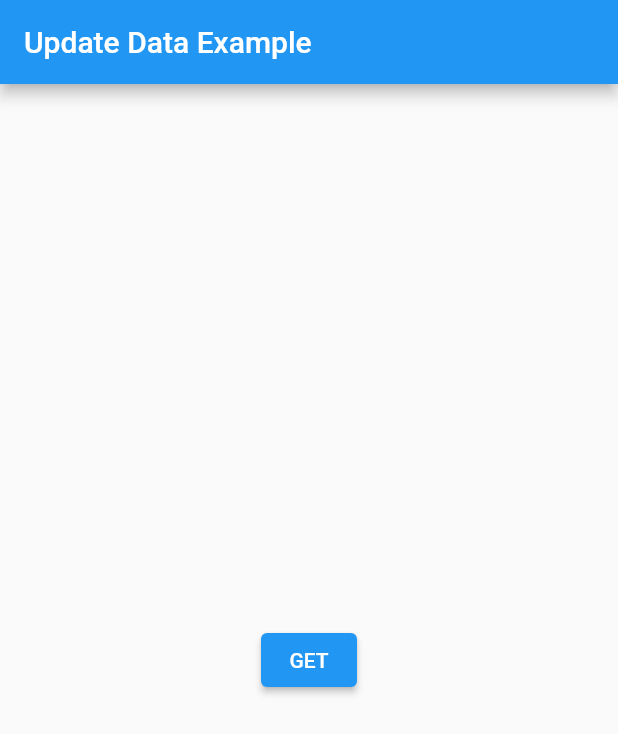
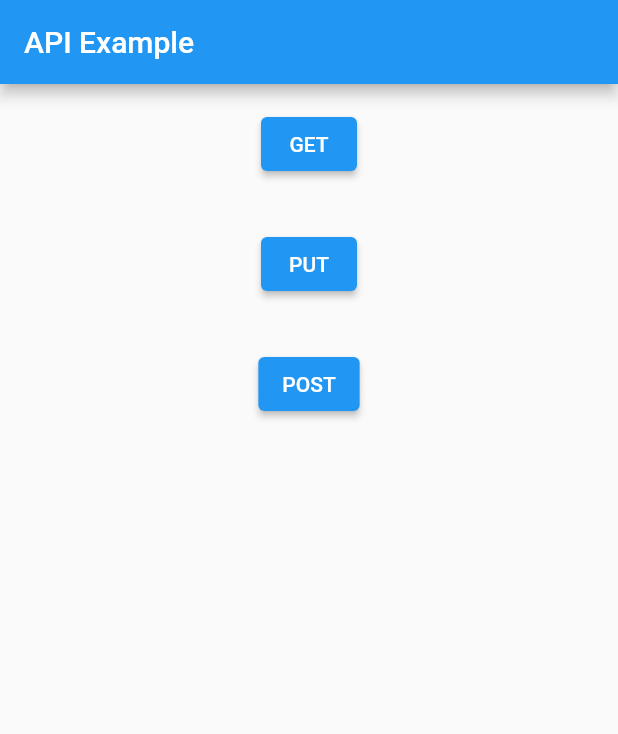
Before and after one commit to truntrun/Flutter_API, a Flutter app: the screen it shows after launch, on a phone screen of 412 x 824 dp. Shown: the top 734 px of the screen. Run offline on Flutter 3.47's test engine with Material 2 defaults, Android fonts, the phone set to English and light mode, and no system bars.

```diff
--- a/api_project/lib/main.dart
+++ b/api_project/lib/main.dart
@@ -1,12 +1,10 @@
-import 'dart:async';
-import 'dart:convert';
 
+
+import 'package:api_project/API/getmethod.dart';
+import 'package:api_project/API/postmethod.dart';
+import 'package:api_project/API/putmethod.dart';
 import 'package:flutter/material.dart';
 import 'package:http/http.dart' as http;
-
-import 'method/methods.dart';
-import 'models/Album.dart';
-
 
 void main() {
   runApp(const MyApp());
@@ -26,28 +24,67 @@ class _MyAppState extends State<MyApp> {
   @override
   Widget build(BuildContext context) {
     return MaterialApp(
-      title: 'Update Data Example',
+      title: 'API Example',
       theme: ThemeData(
         primarySwatch: Colors.blue,
       ),
       home: Scaffold(
         appBar: AppBar(
-          title: const Text('Update Data Example'),
+          title: const Text('API Example'),
         ),
-        body: Container(
+        body: Center(
+          child: Column(
+            children:<Widget> [
+              Center(
+                child: Container(
                 alignment: Alignment.center,
                 padding: const EdgeInsets.all(8.0),
+                    margin: const EdgeInsets.all(8.0),
                 child: ElevatedButton(
                   onPressed: () {
                     Navigator.push(
                     context,
-              MaterialPageRoute(builder: (context) => getMethod()),
+                    MaterialPageRoute(builder: (context) => getmethod()),
                       );
                     },
                   child: Text("GET"),
                 )
+                ),
+              ),
+              Container(
+                  alignment: Alignment.center,
+                  padding: const EdgeInsets.all(8.0),
+                  margin: const EdgeInsets.all(8.0),
+                  child: ElevatedButton(
+                    onPressed: () {
+                      Navigator.push(
+                        context,
+                        MaterialPageRoute(builder: (context) => putmethod()),
+                      );
+                    },
+                    child: Text("PUT"),
+                  )
+              ),
+              Container(
+                  alignment: Alignment.center,
+                  padding: const EdgeInsets.all(8.0),
+                  margin: const EdgeInsets.all(8.0),
+                  child: ElevatedButton(
+                    onPressed: () {
+                      Navigator.push(
+                        context,
+                        MaterialPageRoute(builder: (context) => postmethod()),
+                      );
+                    },
+                    child: Text("POST"),
+                  )
+              ),
 
+          ]
           ),
+        ),
+
+
         ),
 
     );
```
Also changed, not shown: api_project/lib/API/getmethod.dart (+36 -1 lines), api_project/lib/API/postmethod.dart (+56 -1 lines), api_project/lib/API/putmethod.dart (+59 -1 lines). Lines whose indentation alone changed are shown as unchanged.
